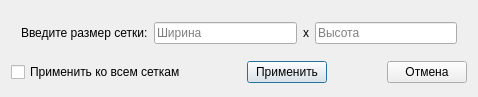
Chipsraine/image_markup_app, file forms/change_grid_size_dialog.ui: the form before one commit.
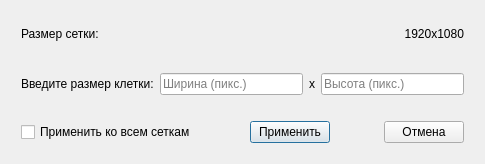
The form after the commit.

Commit message: Added dialog for changing grid cell size

Patch:
```diff
--- a/forms/change_grid_size_dialog.ui
+++ b/forms/change_grid_size_dialog.ui
@@ -6,14 +6,47 @@
    <rect>
     <x>0</x>
     <y>0</y>
-    <width>478</width>
-    <height>97</height>
+    <width>485</width>
+    <height>164</height>
    </rect>
   </property>
   <property name="windowTitle">
    <string>Dialog</string>
   </property>
   <layout class="QVBoxLayout" name="verticalLayout">
+   <item>
+    <layout class="QHBoxLayout" name="horizontalLayout_3">
+     <property name="leftMargin">
+      <number>10</number>
+     </property>
+     <property name="topMargin">
+      <number>10</number>
+     </property>
+     <property name="rightMargin">
+      <number>10</number>
+     </property>
+     <property name="bottomMargin">
+      <number>10</number>
+     </property>
+     <item>
+      <widget class="QLabel" name="label3">
+       <property name="text">
+        <string>Размер сетки:</string>
+       </property>
+      </widget>
+     </item>
+     <item>
+      <widget class="QLabel" name="labelGridSize">
+       <property name="text">
+        <string>1920x1080</string>
+       </property>
+       <property name="alignment">
+        <set>Qt::AlignRight|Qt::AlignTrailing|Qt::AlignVCenter</set>
+       </property>
+      </widget>
+     </item>
+    </layout>
+   </item>
    <item>
     <layout class="QHBoxLayout" name="horizontalLayout">
      <property name="leftMargin">
@@ -31,14 +64,14 @@
      <item>
       <widget class="QLabel" name="label1">
        <property name="text">
-        <string>Введите размер сетки:</string>
+        <string>Введите размер клетки:</string>
        </property>
       </widget>
      </item>
      <item>
       <widget class="QLineEdit" name="inputWidth">
        <property name="placeholderText">
-        <string>Ширина</string>
+        <string>Ширина (пикс.)</string>
        </property>
       </widget>
      </item>
@@ -52,7 +85,7 @@
      <item>
       <widget class="QLineEdit" name="inputHeight">
        <property name="placeholderText">
-        <string>Высота</string>
+        <string>Высота (пикс.)</string>
        </property>
       </widget>
      </item>
@@ -60,6 +93,18 @@
    </item>
    <item>
     <layout class="QHBoxLayout" name="horizontalLayout_2">
+     <property name="leftMargin">
+      <number>10</number>
+     </property>
+     <property name="topMargin">
+      <number>10</number>
+     </property>
+     <property name="rightMargin">
+      <number>10</number>
+     </property>
+     <property name="bottomMargin">
+      <number>10</number>
+     </property>
      <item>
       <widget class="QCheckBox" name="checkBoxApplyToAll">
        <property name="text">
```
Left out of the diff: 6 changed lines with no effect on the pictures. The commit also changes 7 other files.
